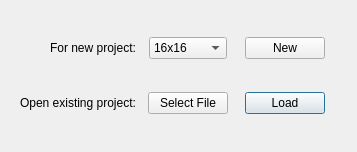
First picture: the form in startup.ui, repository nphelpsiv/SpriteEditor, before the edit.
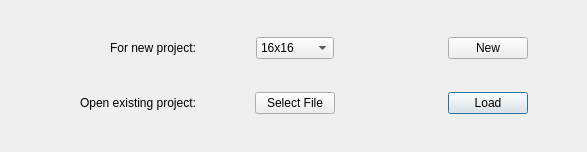
Second picture: the form after the edit.

```diff
--- a/startup.ui
+++ b/startup.ui
@@ -6,7 +6,7 @@
    <rect>
     <x>0</x>
     <y>0</y>
-    <width>357</width>
+    <width>587</width>
     <height>152</height>
    </rect>
   </property>
@@ -16,9 +16,9 @@
   <widget class="QWidget" name="gridLayoutWidget">
    <property name="geometry">
     <rect>
-     <x>20</x>
+     <x>10</x>
      <y>10</y>
-     <width>311</width>
+     <width>571</width>
      <height>131</height>
     </rect>
    </property>
```
